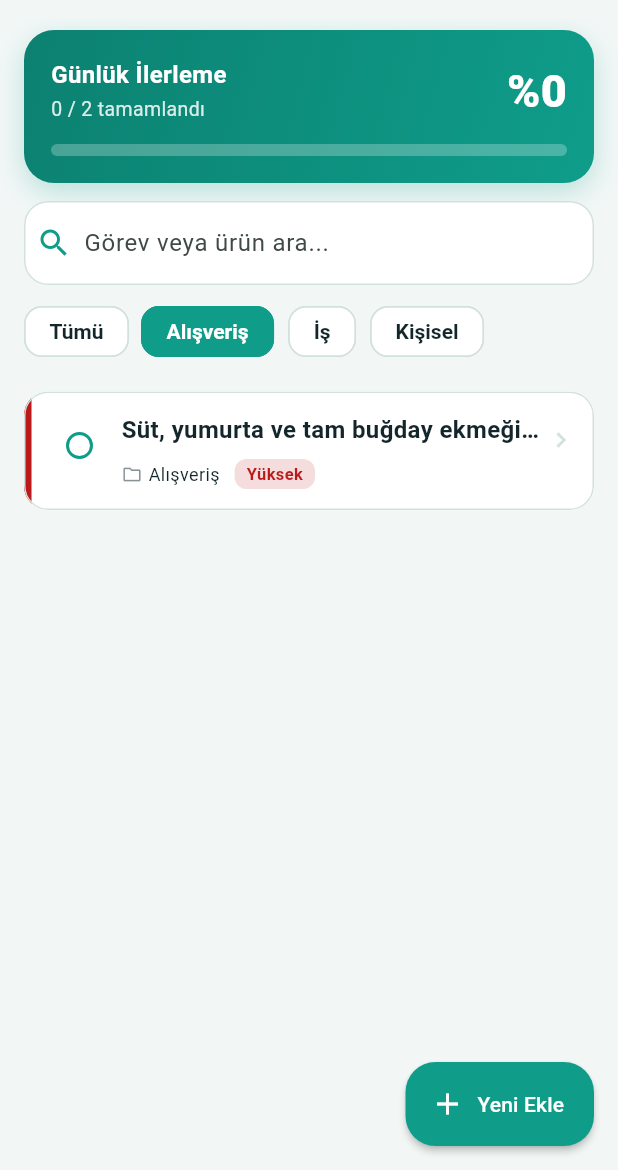
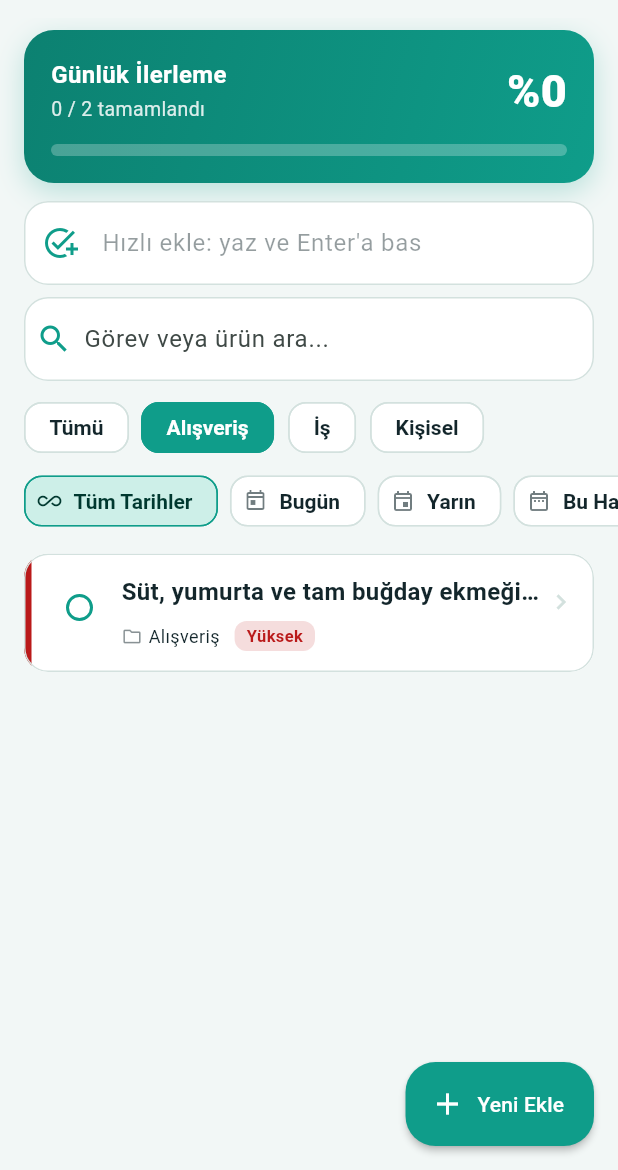
Before and after one commit to selcukari/todochecklist, a Flutter app: the screen it shows once a user with an empty profile is signed in, after a tap on "Alışveriş", on a phone screen of 412 x 824 dp, the part 66-1236 px from its top. Run offline on Flutter 3.47's test engine with Material 3 defaults, Android fonts, the phone set to English and light mode, and no system bars; our stand-ins replace firebase_auth, firebase_core, flutter_dotenv, flutter_riverpod, getwidget, google_sign_in and 1 more; accounts and stored records are empty.

Commit message:
multi toolbar added and quic added

```diff
--- a/lib/providers/gorev_provider.dart
+++ b/lib/providers/gorev_provider.dart
@@ -9,6 +9,45 @@ final depolamaServisiProvider = Provider<DepolamaServisi>((ref) {
 });
 
 // 2. Filtre ve Sıralama State Sağlayıcıları
+enum TarihFiltresi {
+  hepsi('Tüm Tarihler'),
+  bugun('Bugün'),
+  yarin('Yarın'),
+  buHafta('Bu Hafta');
+
+  final String etiket;
+  const TarihFiltresi(this.etiket);
+}
+
+/// Görevin son tarihinin seçili tarih filtresine uyup uymadığını kontrol eder.
+/// 'Bu Hafta': bugünden başlayıp bu haftanın pazarına kadar (pazar dahil).
+bool _tarihFiltresineUyuyor(DateTime? sonTarih, TarihFiltresi filtre) {
+  if (filtre == TarihFiltresi.hepsi) return true;
+  if (sonTarih == null) return false;
+
+  final simdi = DateTime.now();
+  final bugun = DateTime(simdi.year, simdi.month, simdi.day);
+  final gun = DateTime(sonTarih.year, sonTarih.month, sonTarih.day);
+
+  switch (filtre) {
+    case TarihFiltresi.hepsi:
+      return true;
+    case TarihFiltresi.bugun:
+      return gun == bugun;
+    case TarihFiltresi.yarin:
+      return gun == DateTime(bugun.year, bugun.month, bugun.day + 1);
+    case TarihFiltresi.buHafta:
+      final haftaSonu = DateTime(
+        bugun.year,
+        bugun.month,
+        bugun.day + (DateTime.sunday - bugun.weekday),
+      );
+      return !gun.isBefore(bugun) && !gun.isAfter(haftaSonu);
+  }
+}
+
+final tarihFiltresiProvider =
+    StateProvider<TarihFiltresi>((ref) => TarihFiltresi.hepsi);
 final seciliKategoriProvider = StateProvider<String>((ref) => 'Tümü');
 final aramaMetniProvider = StateProvider<String>((ref) => '');
 final sadeceTamamlanmayanlarProvider = StateProvider<bool>((ref) => false);
@@ -78,6 +117,33 @@ class GorevlerNotifier extends AsyncNotifier<List<GorevOgesi>> {
     return index;
   }
 
+  /// Tamamlanan tüm görevleri siler. Geri almak için silinenleri
+  /// (eski sıra numarasıyla birlikte) döndürür.
+  Future<List<MapEntry<int, GorevOgesi>>> tamamlananlariTemizle() async {
+    final mevcut = state.valueOrNull ?? <GorevOgesi>[];
+    final silinenler = <MapEntry<int, GorevOgesi>>[];
+    for (var i = 0; i < mevcut.length; i++) {
+      if (mevcut[i].tamamlandi) silinenler.add(MapEntry(i, mevcut[i]));
+    }
+    if (silinenler.isEmpty) return silinenler;
+
+    await _kaydet([
+      for (final oge in mevcut)
+        if (!oge.tamamlandi) oge,
+    ]);
+    return silinenler;
+  }
+
+  /// 'tamamlananlariTemizle' ile silinenleri eski yerlerine geri koyar.
+  Future<void> geriAlToplu(List<MapEntry<int, GorevOgesi>> silinenler) async {
+    final mevcut = [...(state.valueOrNull ?? <GorevOgesi>[])];
+    for (final giris in silinenler) {
+      final guvenliIndex = giris.key.clamp(0, mevcut.length);
+      mevcut.insert(guvenliIndex, giris.value);
+    }
+    await _kaydet(mevcut);
+  }
+
   Future<void> geriAl(int index, GorevOgesi oge) async {
     final List<GorevOgesi> mevcut = [...(state.valueOrNull ?? <GorevOgesi>[])];
     final guvenliIndex = index.clamp(0, mevcut.length);
@@ -98,6 +164,7 @@ final filtrelenmisGorevlerProvider = Provider<AsyncValue<List<GorevOgesi>>>((ref
   final aramaMetni = ref.watch(aramaMetniProvider).toLowerCase();
   final sadeceBekleyenler = ref.watch(sadeceTamamlanmayanlarProvider);
   final siralamaKriteri = ref.watch(siralamaKriteriProvider);
+  final tarihFiltresi = ref.watch(tarihFiltresiProvider);
 
   return gorevlerAsync.whenData((ogeler) {
     final sonuc = ogeler.where((oge) {
@@ -105,7 +172,8 @@ final filtrelenmisGorevlerProvider = Provider<AsyncValue<List<GorevOgesi>>>((ref
           seciliKategori == 'Tümü' || oge.kategori == seciliKategori;
       final aramaUyumu = oge.baslik.toLowerCase().contains(aramaMetni);
       final durumUyumu = !sadeceBekleyenler || !oge.tamamlandi;
-      return kategoriUyumu && aramaUyumu && durumUyumu;
+      final tarihUyumu = _tarihFiltresineUyuyor(oge.sonTarih, tarihFiltresi);
+      return kategoriUyumu && aramaUyumu && durumUyumu && tarihUyumu;
     }).toList();
 
     switch (siralamaKriteri) {
--- a/lib/screens/liste_ana_sayfa.dart
+++ b/lib/screens/liste_ana_sayfa.dart
@@ -4,6 +4,7 @@ import '../models/gorev_ogesi.dart';
 import '../providers/gorev_provider.dart';
 import '../widgets/gorev_karti.dart';
 import '../widgets/ilerleme_ozet_karti.dart';
+import '../widgets/hizli_ekle_alani.dart';
 import '../widgets/oge_form_sheet.dart';
 import '../utils/toast_helper.dart';
 import '../providers/auth_provider.dart';
@@ -82,6 +83,40 @@ class ListeAnaSayfa extends ConsumerWidget {
     );
   }
 
+  Future<void> _tamamlananlariTemizle(
+    BuildContext context,
+    WidgetRef ref,
+  ) async {
+    final notifier = ref.read(gorevlerProvider.notifier);
+    final silinenler = await notifier.tamamlananlariTemizle();
+    if (!context.mounted || silinenler.isEmpty) return;
+
+    ScaffoldMessenger.of(context).clearSnackBars();
+    ScaffoldMessenger.of(context).showSnackBar(
+      SnackBar(
+        content: Text('${silinenler.length} tamamlanan görev silindi'),
+        action: SnackBarAction(
+          label: 'Geri Al',
+          textColor: AppColors.coralLight,
+          onPressed: () => notifier.geriAlToplu(silinenler),
+        ),
+      ),
+    );
+  }
+
+  IconData _tarihIkonu(TarihFiltresi filtre) {
+    switch (filtre) {
+      case TarihFiltresi.hepsi:
+        return Icons.all_inclusive;
+      case TarihFiltresi.bugun:
+        return Icons.today_outlined;
+      case TarihFiltresi.yarin:
+        return Icons.event_outlined;
+      case TarihFiltresi.buHafta:
+        return Icons.date_range_outlined;
+    }
+  }
+
   @override
   Widget build(BuildContext context, WidgetRef ref) {
     final renkSemasi = Theme.of(context).colorScheme;
@@ -93,6 +128,7 @@ class ListeAnaSayfa extends ConsumerWidget {
     final seciliKategori = ref.watch(seciliKategoriProvider);
     final sadeceBekleyenler = ref.watch(sadeceTamamlanmayanlarProvider);
     final siralamaKriteri = ref.watch(siralamaKriteriProvider);
+    final tarihFiltresi = ref.watch(tarihFiltresiProvider);
 
     final tumOgeler = tumGorevlerAsync.valueOrNull ?? [];
     final tamamlananSayisi = tumOgeler.where((e) => e.tamamlandi).length;
@@ -240,6 +276,19 @@ class ListeAnaSayfa extends ConsumerWidget {
               tamamlananSayisi: tamamlananSayisi,
               toplamSayi: tumOgeler.length,
             ),
+            HizliEkleAlani(
+              onEkle: (baslik) {
+                // Seçili kategori 'Tümü' ise varsayılan kategori kullanılır
+                final kategori =
+                    seciliKategori == 'Tümü' ? 'Alışveriş' : seciliKategori;
+                ref.read(gorevlerProvider.notifier).ekle(
+                      baslik: baslik,
+                      kategori: kategori,
+                      oncelik: Oncelik.orta,
+                      sonTarih: null,
+                    );
+              },
+            ),
             Padding(
               padding: const EdgeInsets.symmetric(horizontal: 16, vertical: 4),
               child: SearchBar(
@@ -289,6 +338,65 @@ class ListeAnaSayfa extends ConsumerWidget {
                 },
               ),
             ),
+                  // Tarih filtresi: Bugün / Yarın / Bu Hafta
+                  SizedBox(
+                    height: 44,
+                    child: ListView.separated(
+                      padding: const EdgeInsets.symmetric(
+                          horizontal: 16, vertical: 4),
+                      scrollDirection: Axis.horizontal,
+                      itemCount: TarihFiltresi.values.length,
+                      separatorBuilder: (_, __) => const SizedBox(width: 8),
+                      itemBuilder: (context, index) {
+                        final filtre = TarihFiltresi.values[index];
+                        final secili = tarihFiltresi == filtre;
+                        return FilterChip(
+                          avatar: Icon(
+                            _tarihIkonu(filtre),
+                            size: 16,
+                            color: secili
+                                ? renkSemasi.onPrimaryContainer
+                                : renkSemasi.onSurface.withValues(alpha: 0.6),
+                          ),
+                          label: Text(filtre.etiket),
+                          selected: secili,
+                          showCheckmark: false,
+                          backgroundColor: renkSemasi.surface,
+                          selectedColor: renkSemasi.primaryContainer,
+                          side: BorderSide(
+                            color: secili
+                                ? renkSemasi.primary
+                                : renkSemasi.outline,
+                          ),
+                          labelStyle: TextStyle(
+                            fontWeight: FontWeight.w600,
+                            color: secili
+                                ? renkSemasi.onPrimaryContainer
+                                : renkSemasi.onSurface,
+                          ),
+                          onSelected: (_) => ref
+                              .read(tarihFiltresiProvider.notifier)
+                              .state = filtre,
+                        );
+                      },
+                    ),
+                  ),
+                  // Tamamlananları toplu temizle (varsa)
+                  if (tamamlananSayisi > 0)
+                    Padding(
+                      padding: const EdgeInsets.symmetric(horizontal: 12),
+                      child: Align(
+                        alignment: Alignment.centerRight,
+                        child: TextButton.icon(
+                          onPressed: () =>
+                              _tamamlananlariTemizle(context, ref),
+                          icon: const Icon(Icons.cleaning_services_outlined,
+                              size: 18),
+                          label:
+                              Text('Tamamlananları temizle ($tamamlananSayisi)'),
+                        ),
+                      ),
+                    ),
                 ],
               ),
             ),
--- /dev/null
+++ b/lib/widgets/hizli_ekle_alani.dart
@@ -0,0 +1,70 @@
+import 'package:flutter/material.dart';
+
+/// Listenin üstünde tek satırlık hızlı görev ekleme alanı.
+/// Yaz, Enter'a bas (veya oka dokun) → görev eklenir, alan açık kalır.
+class HizliEkleAlani extends StatefulWidget {
+  final void Function(String baslik) onEkle;
+
+  const HizliEkleAlani({super.key, required this.onEkle});
+
+  @override
+  State<HizliEkleAlani> createState() => _HizliEkleAlaniState();
+}
+
+class _HizliEkleAlaniState extends State<HizliEkleAlani> {
+  final _controller = TextEditingController();
+  final _odak = FocusNode();
+
+  @override
+  void dispose() {
+    _controller.dispose();
+    _odak.dispose();
+    super.dispose();
+  }
+
+  void _gonder() {
+    final metin = _controller.text.trim();
+    if (metin.isEmpty) return;
+
+    widget.onEkle(metin);
+    _controller.clear();
+    // Arka arkaya görev girebilmek için odağı koru
+    _odak.requestFocus();
+  }
+
+  @override
+  Widget build(BuildContext context) {
+    final renkSemasi = Theme.of(context).colorScheme;
+
+    return Padding(
+      padding: const EdgeInsets.fromLTRB(16, 4, 16, 4),
+      child: ValueListenableBuilder<TextEditingValue>(
+        valueListenable: _controller,
+        builder: (context, deger, _) {
+          final doluMu = deger.text.trim().isNotEmpty;
+          return TextField(
+            controller: _controller,
+            focusNode: _odak,
+            textInputAction: TextInputAction.done,
+            textCapitalization: TextCapitalization.sentences,
+            onSubmitted: (_) => _gonder(),
+            decoration: InputDecoration(
+              hintText: 'Hızlı ekle: yaz ve Enter\'a bas',
+              prefixIcon: Icon(Icons.add_task, color: renkSemasi.primary),
+              suffixIcon: doluMu
+                  ? Padding(
+                      padding: const EdgeInsets.all(6),
+                      child: IconButton.filled(
+                        tooltip: 'Ekle',
+                        onPressed: _gonder,
+                        icon: const Icon(Icons.arrow_upward, size: 20),
+                      ),
+                    )
+                  : null,
+            ),
+          );
+        },
+      ),
+    );
+  }
+}
```
